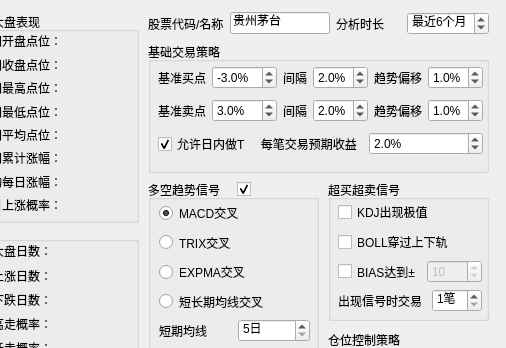
The window that QtDesign/StockAnalyzer.ui (victor647/QuantumStockTrade) describes before a commit, drawn with Qt 5; both pictures show x 222 to 728 and y 0 to 348 of the 728 by 548 pixel window.
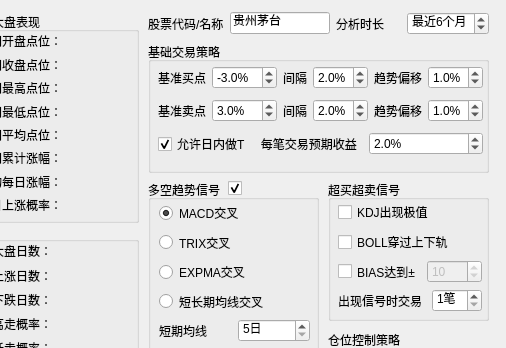
The same window after the commit.

Diff of the .ui file:
```diff
--- a/QtDesign/StockAnalyzer.ui
+++ b/QtDesign/StockAnalyzer.ui
@@ -1552,8 +1552,8 @@
    <widget class="QCheckBox" name="cbxTrendEnabled">
     <property name="geometry">
      <rect>
-      <x>459</x>
-      <y>180</y>
+      <x>450</x>
+      <y>179</y>
       <width>16</width>
       <height>18</height>
      </rect>
```
